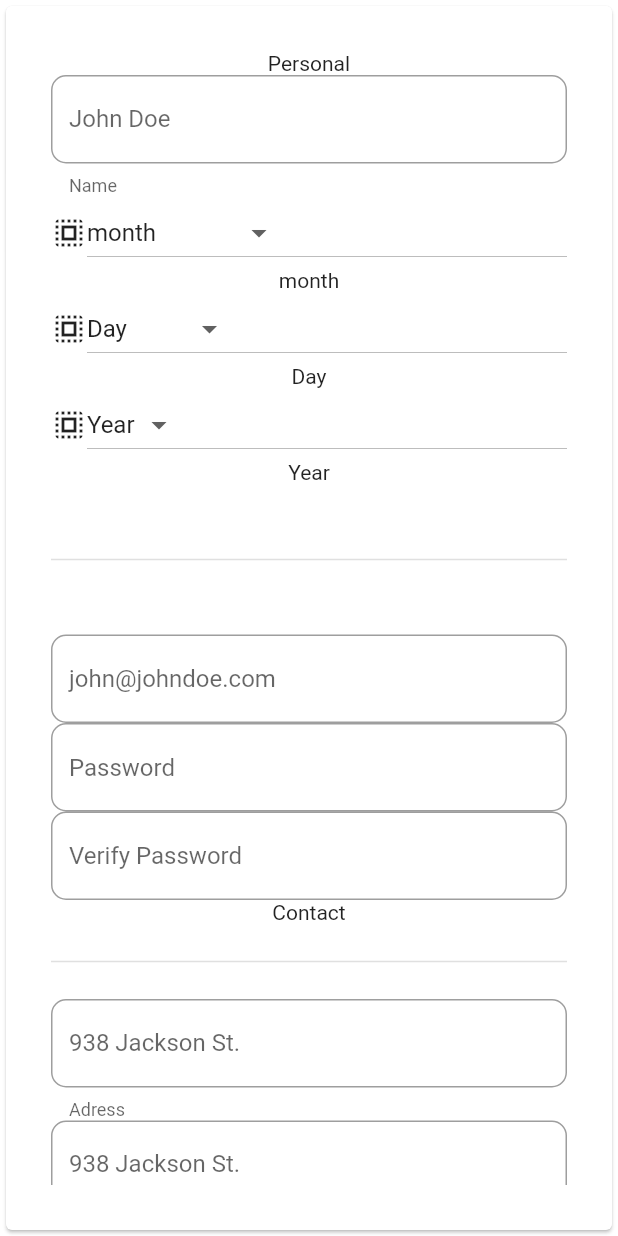
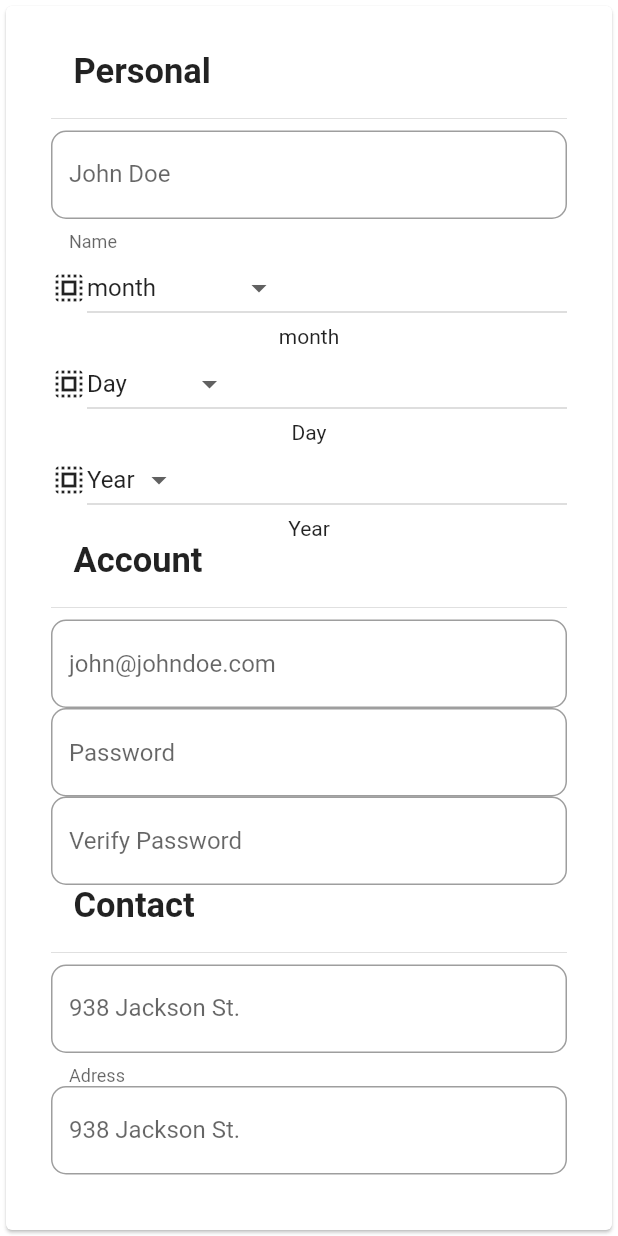
Before and after one commit to xRicardo/form, a Flutter app: the screen it shows after launch, on a phone screen of 412 x 824 dp. Run offline on Flutter 3.47's test engine with Material 2 defaults, Android fonts, the phone set to English and light mode, and no system bars.

Commit message:
version 2

```diff
--- a/lib/pages/formularioPage.dart
+++ b/lib/pages/formularioPage.dart
@@ -1,30 +1,27 @@
 import 'package:flutter/material.dart';
+
+import 'header_widget.dart';
 
 class InputPage extends StatelessWidget {
   @override
   Widget build(BuildContext context) {
-    return Card(
+    return Center(
+      child: Card(
         child: Padding(
           padding: const EdgeInsets.all(30.0),
           child: SingleChildScrollView(
-          child: Column(mainAxisAlignment: MainAxisAlignment.center, children: [
-            Text('Personal'),
+            child:
+                Column(mainAxisAlignment: MainAxisAlignment.center, children: [
+              HeaderWidget(title: 'Personal'),
               CajaName(),
               ComboBox(),
               ComboBoxD(),
               ComboBoxY(),
-            Divider(
-              height: 100,
-              thickness: 1,
-            ),
+              HeaderWidget(title: 'Account'),
               CajaEmail(),
               CajaPassword(),
               CajaVeriPassword(),
-            Text('Contact'),
-            Divider(
-              height: 50,
-              thickness: 1,
-            ),
+              HeaderWidget(title: 'Contact'),
               CajaAddress(),
               CajaCity(),
               ComboBoxW(),
@@ -34,8 +31,9 @@ class InputPage extends StatelessWidget {
                 thickness: 10,
                 color: Colors.green,
               ),
-            Text('Do'),
+              HeaderWidget(title: 'Do'),
             ]),
+          ),
         ),
       ),
     );
--- /dev/null
+++ b/lib/pages/header_widget.dart
@@ -0,0 +1,30 @@
+import 'package:flutter/material.dart';
+
+class HeaderWidget extends StatelessWidget {
+  final String title;
+
+  const HeaderWidget({Key key, this.title}) : super(key: key);
+
+  @override
+  Widget build(BuildContext context) {
+    return Column(
+      crossAxisAlignment: CrossAxisAlignment.start,
+      children: <Widget>[
+        Padding(
+          padding: const EdgeInsets.only(left: 15.0),
+          child: Text(
+            title,
+            style: TextStyle(
+              fontSize: 23,
+              fontWeight: FontWeight.w700,
+            ),
+          ),
+        ),
+        const SizedBox(
+          height: 10,
+        ),
+        Divider(),
+      ],
+    );
+  }
+}
--- a/pubspec.yaml
+++ b/pubspec.yaml
@@ -27,6 +27,7 @@ dependencies:
   # The following adds the Cupertino Icons font to your application.
   # Use with the CupertinoIcons class for iOS style icons.
   cupertino_icons: ^1.0.2
+  side_header_list_view: ^0.0.4
 
 dev_dependencies:
   flutter_test:
```
Also changed, not shown: pubspec.lock. Lines whose indentation alone changed are shown as unchanged.
